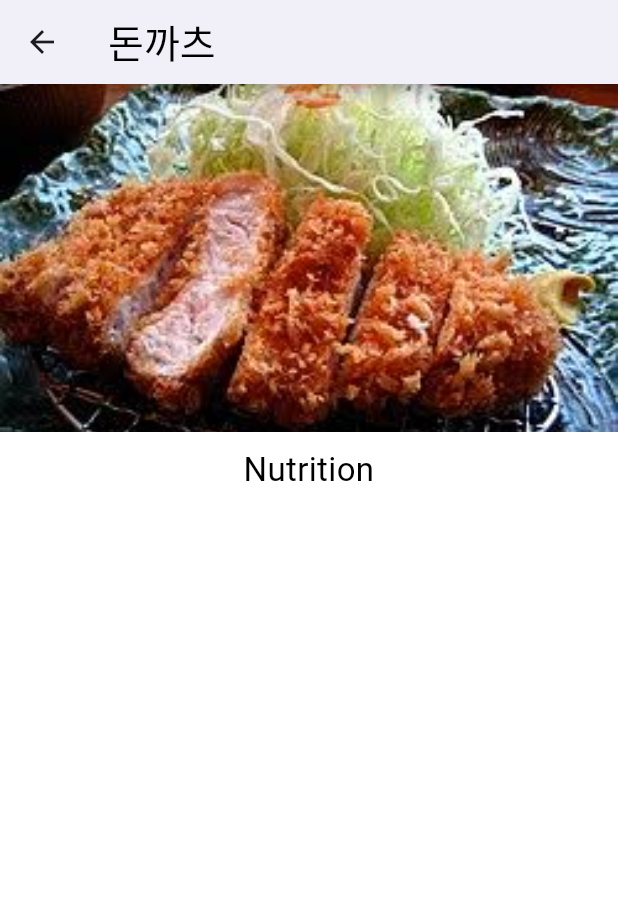
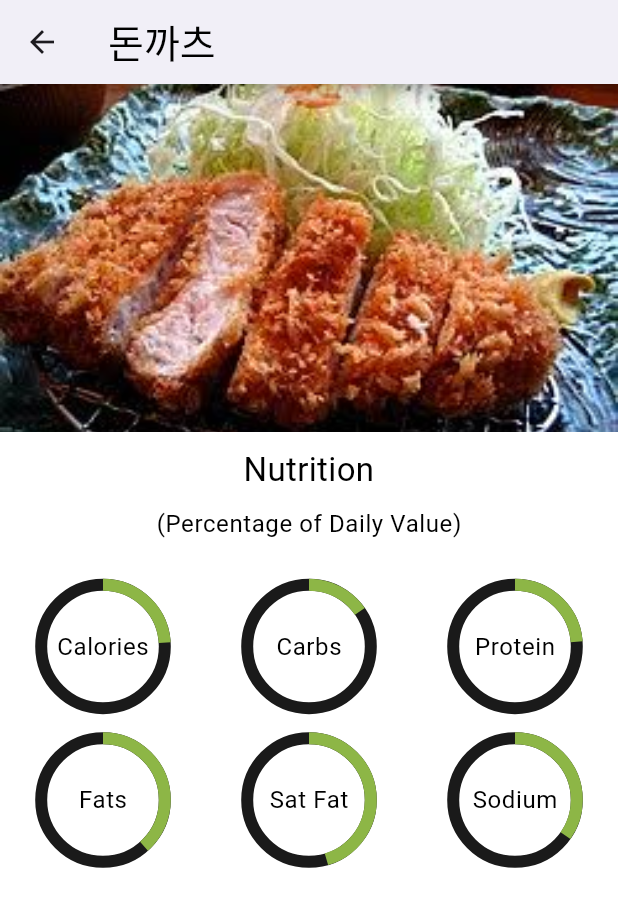
Before and after one commit to diuyuy/recipe_app, a Flutter app: the screen it shows after launch, after a tap on "돈까츠", on a phone screen of 412 x 824 dp. Shown: the top 907 px of the screen. Run offline on Flutter 3.47's test engine with Material 3 defaults, Android fonts, the phone set to English and light mode, and no system bars; our stand-ins replace decimal, freezed_annotation, gap, get, google_fonts.

Commit message:
Second commit all

```diff
--- a/lib/controller/home_page_controller.dart
+++ b/lib/controller/home_page_controller.dart
@@ -1,5 +1,6 @@
 import 'dart:convert';
 
+import 'package:decimal/decimal.dart';
 import 'package:flutter/services.dart';
 import 'package:get/get.dart';
 import 'package:recipe_app/data/food_data.dart';
@@ -8,11 +9,11 @@ import 'package:recipe_app/data/recipe_container_data.dart';
 import '../core/const_recipe_container_data.dart';
 
 class HomePageController extends GetxController {
-  List<RecipeContainerData> recipeList =[];
+  List<RecipeContainerData> recipeList = [];
   List<FoodData> foodList = [];
 
   @override
-  void onInit(){
+  void onInit() {
     recipeList = ConstRecipeContainerData.recipeList;
     _loadFoodList();
     super.onInit();
@@ -21,6 +22,9 @@ class HomePageController extends GetxController {
   Future<void> _loadFoodList() async {
     final String response = await rootBundle.loadString('lib/rda.json');
     final List<dynamic> jsonData = json.decode(response);
-    foodList = jsonData.map((json)=>FoodData.fromJson(json)).toList();
+    foodList = jsonData.map((json) => FoodData.fromJson(json)).toList();
   }
+
+  double getRatio(String num1, String num2) =>
+      (Decimal.parse(num1) / Decimal.parse(num2)).toDouble();
 }
--- a/lib/core/const_recipe_page_data.dart
+++ b/lib/core/const_recipe_page_data.dart
@@ -9,5 +9,13 @@ class ConstRecipePageData {
   ];
 
   static const String nutrition = "Nutrition";
-
+  static const String nutritionSubtitle = '(Percentage of Daily Value)';
+  static const List<String> circularLabel = [
+    'Calories',
+    'Carbs',
+    'Protein',
+    'Fats',
+    'Sat Fat',
+    'Sodium'
+   ];
 }
--- a/lib/core/const_theme_data.dart
+++ b/lib/core/const_theme_data.dart
@@ -6,7 +6,10 @@ class ConstThemeData {
   static const double headMediumFontSize = 20;
   static const double bodyFontSize = 18.0;
   static const double bodyMediumFontSize = 22.0;
+  static const double bodySmallFontSize = 16;
   static const Color colorGreen = Color(0xff8DB646);
+  static const Color colorBlack = Color(0xff1a1a1a);
+  static const Color colorGrey = Color(0xff616161);
   static FontWeight? headFontWeight = FontWeight.normal;
   static ThemeData themeDataLight = ThemeData(
       appBarTheme: AppBarTheme(
@@ -33,6 +36,10 @@ class ConstThemeData {
         bodyMedium: TextStyle(
           color: Colors.black,
           fontSize: bodyMediumFontSize,
+        ),
+        bodySmall: TextStyle(
+          color: Colors.black,
+          fontSize: ConstThemeData.bodySmallFontSize,
         )
       ),
       drawerTheme: DrawerThemeData(backgroundColor: Colors.white)
@@ -69,7 +76,11 @@ class ConstThemeData {
           bodyMedium: TextStyle(
             color: Colors.white,
             fontSize: bodyMediumFontSize,
-          )
+          ),
+        bodySmall: TextStyle(
+          color: Colors.white,
+          fontSize: ConstThemeData.bodySmallFontSize,
+        )
       ),
       drawerTheme: DrawerThemeData(backgroundColor: Color(0xff1a1a1a))
   );
--- a/lib/pages/recipe_page.dart
+++ b/lib/pages/recipe_page.dart
@@ -1,8 +1,10 @@
 import 'package:flutter/material.dart';
 import 'package:gap/gap.dart';
 import 'package:get/get.dart';
+import 'package:recipe_app/controller/home_page_controller.dart';
 import 'package:recipe_app/core/const_recipe_page_data.dart';
 import 'package:recipe_app/data/food_data.dart';
+import 'package:recipe_app/pages/widgets/my_circular_progress_indicator.dart';
 
 class RecipePage extends StatelessWidget {
   const RecipePage(
@@ -18,6 +20,7 @@ class RecipePage extends StatelessWidget {
   @override
   Widget build(BuildContext context) {
     final double screenWidth = MediaQuery.of(context).size.width;
+    final controller = Get.find<HomePageController>();
     return Scaffold(
       appBar: AppBar(
         leading: IconButton(
@@ -41,6 +44,113 @@ class RecipePage extends StatelessWidget {
               textAlign: TextAlign.center,
               style: Theme.of(context).textTheme.bodyMedium,
             ),
+            const Gap(10),
+            Text(
+              ConstRecipePageData.nutritionSubtitle,
+              style: Theme.of(context).textTheme.bodySmall,
+            ),
+            const Gap(30),
+            Row(
+              mainAxisAlignment: MainAxisAlignment.spaceAround,
+              children: [
+                Stack(
+                  alignment: Alignment.center,
+                  children: [
+                    MyCircularProgressIndicator(
+                      ratio: controller.getRatio(
+                        foodData.calories,
+                        ConstRecipePageData.rda[0],
+                      ),
+                    ),
+                    Text(
+                      ConstRecipePageData.circularLabel[0],
+                      style: Theme.of(context).textTheme.bodySmall,
+                    ),
+                  ],
+                ),
+                Stack(
+                  alignment: Alignment.center,
+                  children: [
+                    MyCircularProgressIndicator(
+                      ratio: controller.getRatio(
+                        foodData.carbohydratesG,
+                        ConstRecipePageData.rda[1],
+                      ),
+                    ),
+                    Text(
+                      ConstRecipePageData.circularLabel[1],
+                      style: Theme.of(context).textTheme.bodySmall,
+                    ),
+                  ],
+                ),
+                Stack(
+                  alignment: Alignment.center,
+                  children: [
+                    MyCircularProgressIndicator(
+                      ratio: controller.getRatio(
+                        foodData.proteinG,
+                        ConstRecipePageData.rda[2],
+                      ),
+                    ),
+                    Text(
+                      ConstRecipePageData.circularLabel[2],
+                      style: Theme.of(context).textTheme.bodySmall,
+                    ),
+                  ],
+                ),
+              ],
+            ),
+            const Gap(20),
+            Row(
+              mainAxisAlignment: MainAxisAlignment.spaceAround,
+              children: [
+                Stack(
+                  alignment: Alignment.center,
+                  children: [
+                    MyCircularProgressIndicator(
+                      ratio: controller.getRatio(
+                        foodData.fatG,
+                        ConstRecipePageData.rda[3],
+                      ),
+                    ),
+                    Text(
+                      ConstRecipePageData.circularLabel[3],
+                      style: Theme.of(context).textTheme.bodySmall,
+                    ),
+                  ],
+                ),
+                Stack(
+                  alignment: Alignment.center,
+                  children: [
+                    MyCircularProgressIndicator(
+                      ratio: controller.getRatio(
+                        foodData.saturatedFatG,
+                        ConstRecipePageData.rda[4],
+                      ),
+                    ),
+                    Text(
+                      ConstRecipePageData.circularLabel[4],
+                      style: Theme.of(context).textTheme.bodySmall,
+                    ),
+                  ],
+                ),
+                Stack(
+                  alignment: Alignment.center,
+                  children: [
+                    MyCircularProgressIndicator(
+                      ratio: controller.getRatio(
+                        foodData.sodiumMg,
+                        ConstRecipePageData.rda[5],
+                      ),
+                    ),
+                    Text(
+                      ConstRecipePageData.circularLabel[5],
+                      style: Theme.of(context).textTheme.bodySmall,
+                    ),
+                  ],
+                ),
+              ],
+            )
           ],
         ),
       ),
--- a/lib/pages/widgets/my_circular_progress_indicator.dart
+++ b/lib/pages/widgets/my_circular_progress_indicator.dart
@@ -1,22 +1,26 @@
 import 'package:flutter/material.dart';
+import 'package:get/get.dart';
+import 'package:recipe_app/controller/theme_controller.dart';
 import 'package:recipe_app/core/const_theme_data.dart';
 
 class MyCircularProgressIndicator extends StatelessWidget {
-  const MyCircularProgressIndicator({super.key,required this.label,required this.ratio});
+  const MyCircularProgressIndicator({super.key, required this.ratio});
 
   final double ratio;
-  final String label;
 
   @override
   Widget build(BuildContext context) {
     final double screenWidth = MediaQuery.of(context).size.width;
+    final controller = Get.find<ThemeController>();
     return SizedBox(
-      width: screenWidth*0.25,
-      height: screenWidth*0.25,
+      width: screenWidth * 0.2,
+      height: screenWidth * 0.2,
       child: CircularProgressIndicator(
         value: ratio,
         strokeWidth: 8,
-        backgroundColor: ConstThemeData.colorBlack,
+        backgroundColor: controller.isDarkTheme
+            ? ConstThemeData.colorGrey
+            : ConstThemeData.colorBlack,
         valueColor: AlwaysStoppedAnimation<Color>(ConstThemeData.colorGreen),
       ),
     );
```
